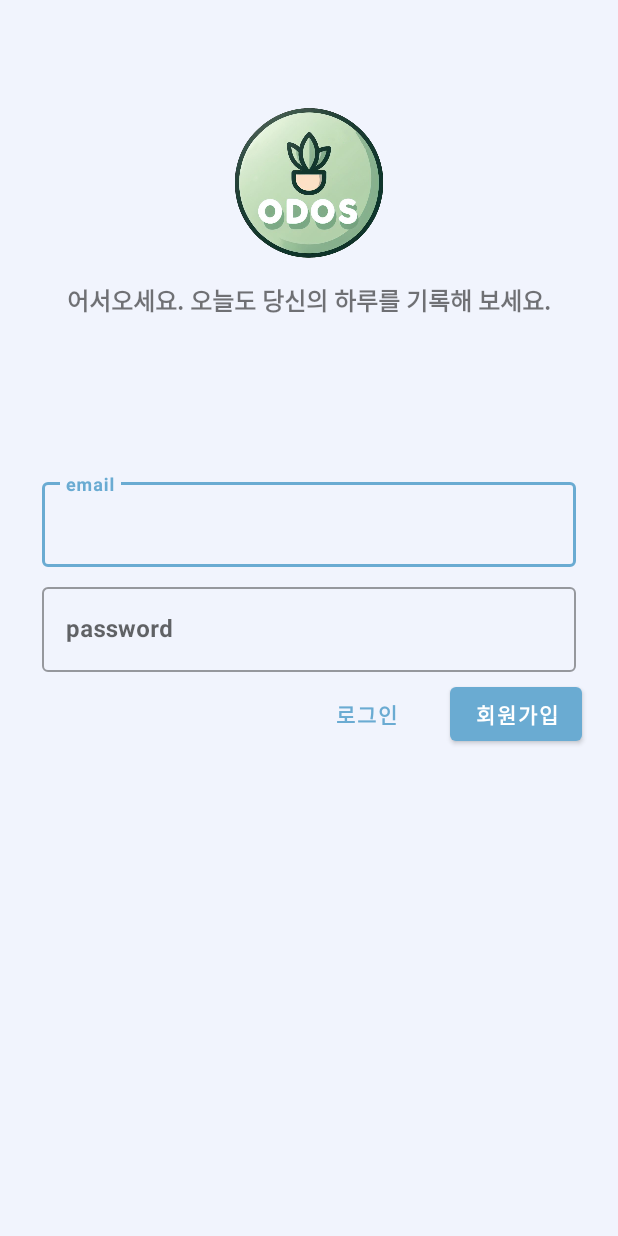
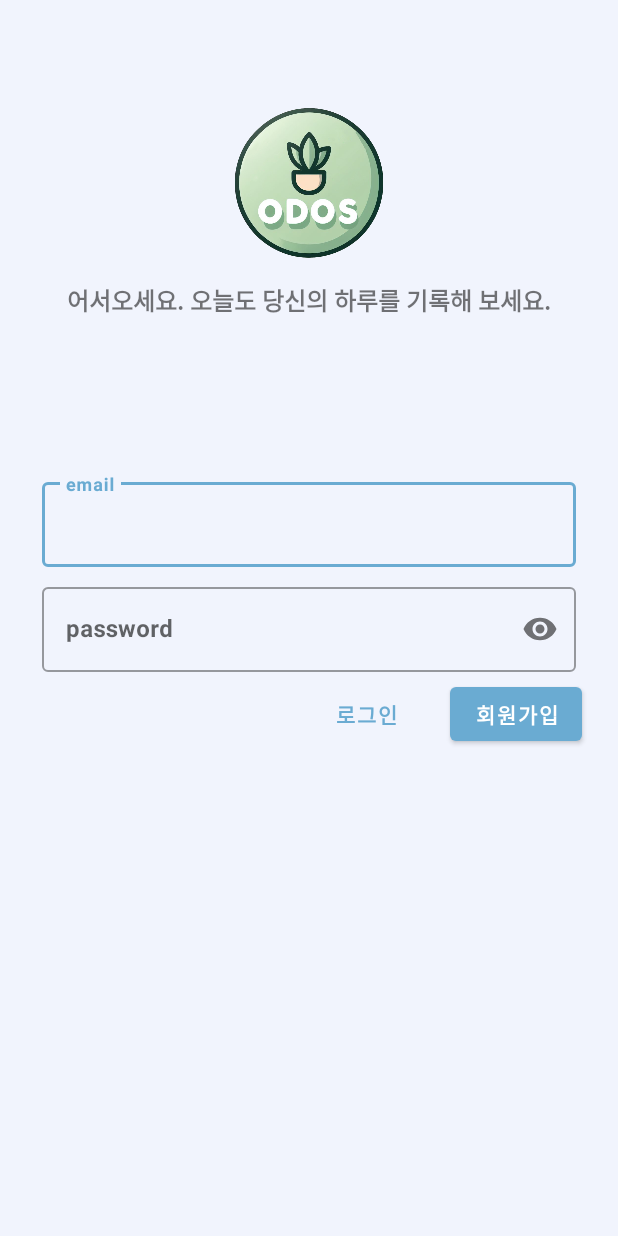
Before and after one commit to cpt-team/odos, an Android app: the screen it shows after launch (SigninActivity), on a phone screen of 412 x 824 dp. Run offline under Robolectric (Android 15) with nearby library versions, the phone set to English and light mode, and no system bars.

Commit message:
여기까지만 할게여

```diff
--- a/app/src/main/res/layout/activity_signin.xml
+++ b/app/src/main/res/layout/activity_signin.xml
@@ -52,10 +52,13 @@
             android:layout_width="match_parent"
             android:layout_height="wrap_content"
             style="@style/Widget.MaterialComponents.TextInputLayout.OutlinedBox"
+            app:passwordToggleEnabled="true"
             android:hint="@string/login_hint_pw"
             android:layout_margin="4dp">
             <com.google.android.material.textfield.TextInputEditText
                 android:id="@+id/ETpw"
+                android:inputType="textPassword"
+
                 android:layout_width="match_parent"
                 android:layout_height="wrap_content" />
         </com.google.android.material.textfield.TextInputLayout>
```
Also changed, not shown: app/src/main/java/com/example/cpt_odos_diary/DiaryFragment.kt (+14 -1 lines).
